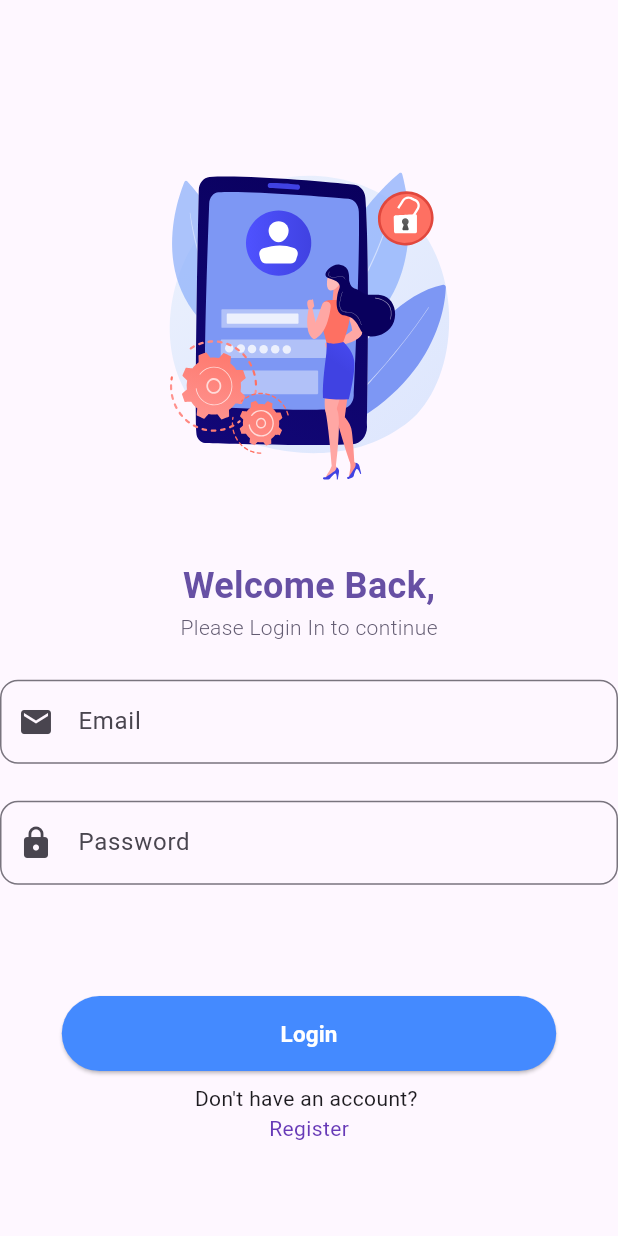
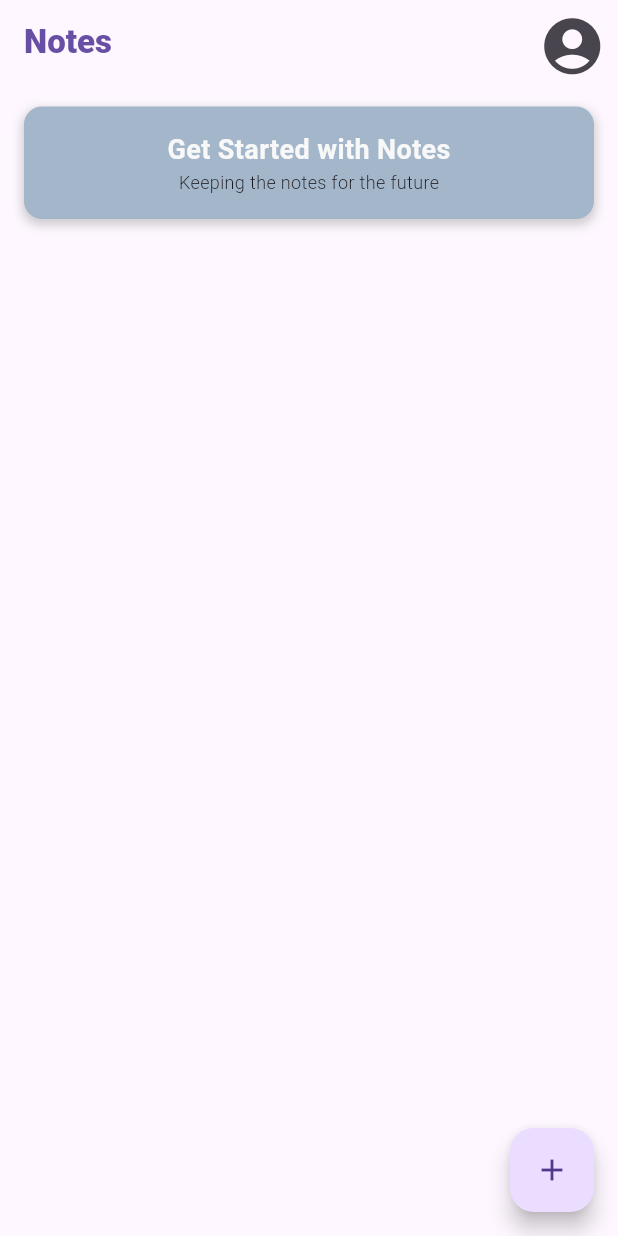
Before and after one commit to NepMods/notes-app, a Flutter app: the Login screen opened directly, after a tap on "Login", on a phone screen of 412 x 824 dp. Run offline on Flutter 3.47's test engine with Material 3 defaults, Android fonts, the phone set to English and light mode, and no system bars; drawn by our look-alikes of lottie; our stand-ins replace email_validator, google_fonts.

Commit message:
Added:DashBoard UI
Added:NoteEdit Ui

```diff
--- a/lib/Authentication/login/LoginUi.dart
+++ b/lib/Authentication/login/LoginUi.dart
@@ -1,6 +1,8 @@
 import 'package:flutter/material.dart';
 import 'package:lottie/lottie.dart';
 import 'package:notes/Authentication/register/RegisterUi.dart';
+import 'package:email_validator/email_validator.dart';
+import 'package:notes/Dashboard/DasboardUi.dart';
 
 class Login extends StatefulWidget {
   Login({Key? key}) : super(key: key);
@@ -26,7 +28,7 @@ class _LoginState extends State<Login> {
                 animate: true,
                 reverse: false,
               ),
-              SizedBox(height: MediaQuery.of(context).size.height * 0.05),
+              SizedBox(height: MediaQuery.of(context).size.height * 0.1),
               Text(
                 'Welcome Back,',
                 style: TextStyle(
@@ -45,7 +47,9 @@ class _LoginState extends State<Login> {
                 ),
               ),
               SizedBox(height: MediaQuery.of(context).size.height * 0.03),
-              TextField(
+              SizedBox(
+                width:MediaQuery.of(context).size.width *0.95,
+                child: TextField(
                   decoration: InputDecoration(
                     labelText: 'Email',
                     border: OutlineInputBorder(
@@ -58,9 +62,12 @@ class _LoginState extends State<Login> {
                   ),
                   keyboardType: TextInputType.emailAddress,
                 ),
+              ),
 
               SizedBox(height: MediaQuery.of(context).size.height * 0.03),
-              TextField(
+              SizedBox(
+                width:MediaQuery.of(context).size.width *0.95,
+                child: TextField(
                   decoration: InputDecoration(
                     labelText: 'Password',
                     border: OutlineInputBorder(
@@ -71,10 +78,17 @@ class _LoginState extends State<Login> {
                   ),
                   obscureText: true,
                 ),
+              ),
 
               SizedBox(height: MediaQuery.of(context).size.height * 0.09),
               ElevatedButton(
-                onPressed: () {},
+                onPressed: () {
+                  Navigator.push(
+                            context,
+                            MaterialPageRoute(
+                              builder: (context) => Dashboard(),
+                            ));
+                },
                 style: ElevatedButton.styleFrom(
                   backgroundColor: Colors.blueAccent,
                   minimumSize: Size(
@@ -98,7 +112,7 @@ class _LoginState extends State<Login> {
                       Navigator.push(
                             context,
                             MaterialPageRoute(
-                              builder: (context) => Login(),
+                              builder: (context) => Register(),
                             ));
                     },child: Text('Register',style: TextStyle(color: Colors.deepPurple),))
 
--- /dev/null
+++ b/lib/Dashboard/DasboardUi.dart
@@ -0,0 +1,105 @@
+import 'package:flutter/material.dart';
+import 'package:notes/Dashboard/AddNoteScreen.dart';
+import 'package:notes/Settings/profile_setting.dart';
+
+class Dashboard extends StatefulWidget {
+  Dashboard({Key? key}) : super(key: key);
+
+  @override
+  _DashboardState createState() => _DashboardState();
+}
+
+class _DashboardState extends State<Dashboard> {
+  List<String> title = ["Get Started with Notes"];
+  List<String> subTitle = ["Keeping the notes for the future"];
+  @override
+  Widget build(BuildContext context) {
+    return Scaffold(
+      appBar: AppBar(
+        automaticallyImplyLeading: false,
+        title: Text(
+          'Notes',
+          style: TextStyle(
+            fontSize: 22,
+            fontWeight: FontWeight.w800,
+            color: Theme.of(context).colorScheme.primary,
+          ),
+        ),
+        actions: [
+          IconButton(
+            icon: Icon(Icons.account_circle, size: 45),
+            onPressed: () {
+              Navigator.push(
+                context,
+                MaterialPageRoute(builder: (context) => ProfileSetting()),
+              );
+            },
+          ),
+        ],
+      ),
+      body: GestureDetector(
+        onTap: () {
+          Navigator.push(
+            context,
+            MaterialPageRoute(builder: (context) => NoteEdit()),
+          );
+        },
+        child: ListView.builder(
+          itemCount: title.length,
+          itemBuilder: (context, index) {
+            return Padding(
+              padding: const EdgeInsets.symmetric(
+                vertical: 15.0,
+                horizontal: 16.0,
+              ),
+              child: Container(
+                padding: EdgeInsets.all(16),
+                decoration: BoxDecoration(
+                  color: const Color.fromARGB(255, 163, 182, 202),
+                  borderRadius: BorderRadius.circular(12),
+                  boxShadow: [
+                    BoxShadow(
+                      color: Colors.grey.withOpacity(0.5),
+                      spreadRadius: 1,
+                      blurRadius: 5,
+                      offset: Offset(0, 3),
+                    ),
+                  ],
+                ),
+                child: Column(
+                  children: [
+                    Text(
+                      title[index],
+
+                      style: TextStyle(
+                        fontSize: 18,
+                        color: const Color.fromARGB(255, 248, 248, 248),
+                        fontWeight: FontWeight.bold,
+                      ),
+                    ),
+                    Text(
+                      subTitle[index],
+                      style: TextStyle(
+                        fontSize: 12,
+                        fontWeight: FontWeight.w300,
+                      ),
+                    ),
+                  ],
+                ),
+              ),
+            );
+          },
+        ),
+      ),
+      floatingActionButton: FloatingActionButton(
+        onPressed: () {
+          Navigator.push(
+            context,
+            MaterialPageRoute(builder: (context) => NoteEdit()),
+          );
+        },
+        child: Icon(Icons.add),
+      ),
+    );
+  }
+}
--- a/lib/main.dart
+++ b/lib/main.dart
@@ -1,6 +1,11 @@
 import 'package:flutter/material.dart';
 import 'package:notes/Authentication/register/RegisterUi.dart';
+import 'package:notes/Dashboard/AddNoteScreen.dart';
+import 'package:notes/Settings/profile_setting.dart';
 
 void main() {
-  runApp(MaterialApp(debugShowCheckedModeBanner: false, home: Register()));
+  runApp(MaterialApp(debugShowCheckedModeBanner: false,
+   home: Register()
+  // home:NoteEdit()
+   ));
 }
--- a/pubspec.yaml
+++ b/pubspec.yaml
@@ -35,6 +35,8 @@ dependencies:
   # Use with the CupertinoIcons class for iOS style icons.
   cupertino_icons: ^1.0.8
   lottie: ^3.3.1
+  email_validator: ^3.0.0
+  google_fonts: ^6.2.1
 
 dev_dependencies:
   flutter_test:
```
Also changed, not shown: lib/Authentication/register/RegisterUi.dart (+79 -22 lines), lib/Dashboard/AddNoteScreen.dart (added, +47 -0 lines), lib/Settings/profile_setting.dart (added, +24 -0 lines), pubspec.lock, 1 other file. Lines whose indentation alone changed are shown as unchanged.
